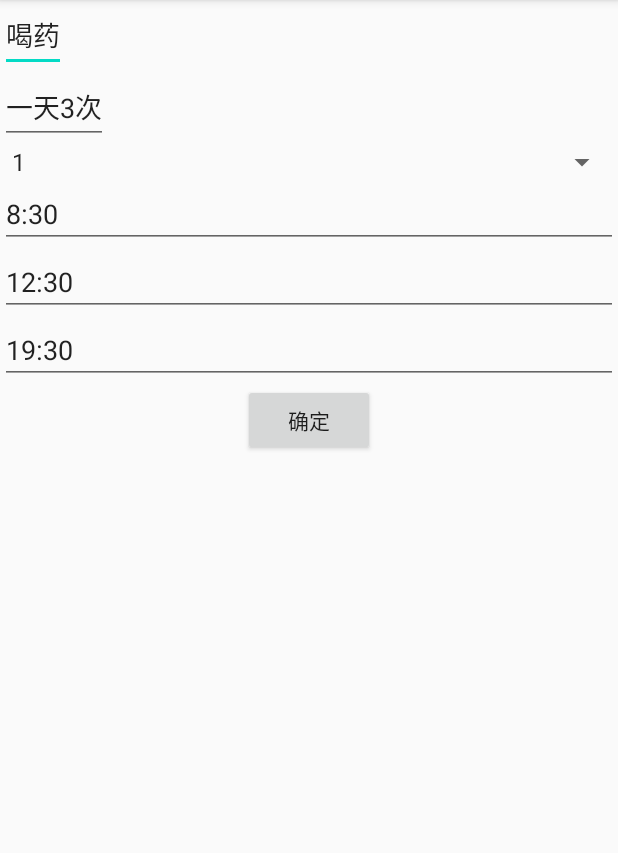
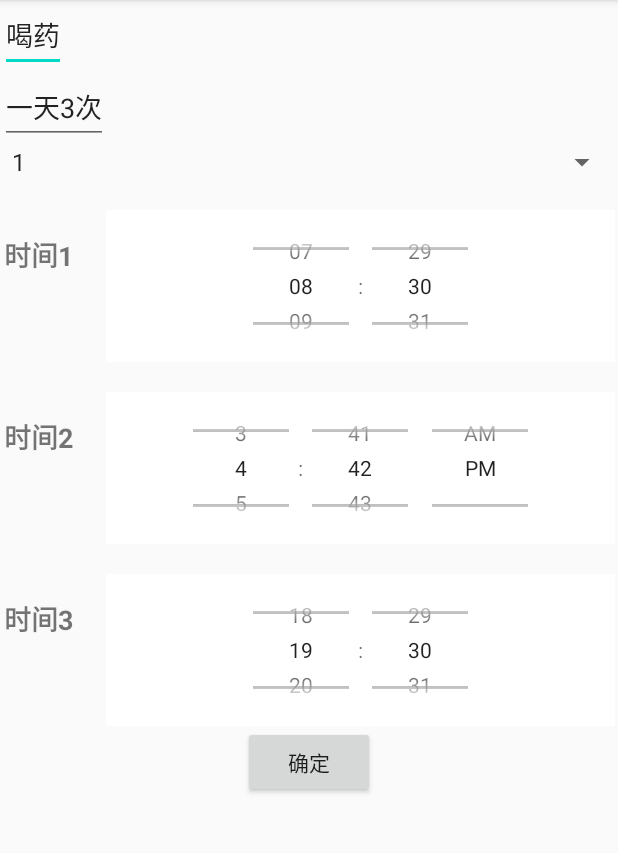
Before and after one commit to Xiangfeidetangyuan/MedicineAssistant, an Android app: the SetInform screen opened directly, with no data from a screen before it, on a phone screen of 412 x 824 dp, the part 84-937 px from its top. Run offline under Robolectric (Android 15) with nearby library versions, the phone set to English and light mode, and no system bars; 4 statements that could not run were skipped.

Commit message:
使用TimePicker展示时间

```diff
--- a/app/src/main/java/org/unboxing/medicineassistant/MedicineInform.java
+++ b/app/src/main/java/org/unboxing/medicineassistant/MedicineInform.java
@@ -13,8 +13,6 @@ import org.unboxing.medicineassistant.activity.ListAllActivity;
 
 
 public class MedicineInform extends AppCompatActivity {
-
-
 
 
     private static final String TAG = "ceshi";
--- a/app/src/main/java/org/unboxing/medicineassistant/SetInform.java
+++ b/app/src/main/java/org/unboxing/medicineassistant/SetInform.java
@@ -18,6 +18,7 @@ import android.widget.Button;
 import android.widget.EditText;
 import android.widget.Spinner;
 import android.widget.TextView;
+import android.widget.TimePicker;
 
 
 import org.unboxing.medicineassistant.DAO.InformDao;
@@ -36,6 +37,12 @@ public class SetInform extends AppCompatActivity {
     private InformDao informdao;
     private medicine medicinedemo;
     private String userName; //用户名
+    private TimePicker timePicker1;
+    private TimePicker timePicker2;
+    private TimePicker timePicker3;
+    private EditText informName;
+    private EditText informContext;
+    private Spinner spinner;
 
     @Override
     protected void onCreate(Bundle savedInstanceState) {
@@ -52,25 +59,36 @@ public class SetInform extends AppCompatActivity {
         medicinedemo = (medicine) getIntent().getSerializableExtra("Medicine");
 
         //获取实例
-        final EditText informName = (EditText) findViewById(R.id.infrom_name_textview);
-        final EditText informContext = (EditText) findViewById(R.id.infrom_context_textview);
-        final EditText timeedit1 = (EditText) findViewById(R.id.timeedit1);
-        final EditText timeedit2 = (EditText) findViewById(R.id.timeedit2);
-        final EditText timeedit3 = (EditText) findViewById(R.id.timeedit3);
-        final Spinner spinner = (Spinner) findViewById(R.id.spinner);
+        informName = (EditText) findViewById(R.id.infrom_name_textview);
+        informContext = (EditText) findViewById(R.id.infrom_context_textview);
+        spinner = (Spinner) findViewById(R.id.spinner);
+
+        timePicker1 = (TimePicker)findViewById(R.id.timepicker1);
+        timePicker2 = (TimePicker)findViewById(R.id.timepicker2);
+        timePicker3 = (TimePicker)findViewById(R.id.timepicker3);
+        timePicker1.setDescendantFocusability(TimePicker.FOCUS_BLOCK_DESCENDANTS);//设置点击事件不弹键盘
+        timePicker1.setHour(8);
+        timePicker1.setIs24HourView(true);
+        timePicker1.setMinute(30);
+
+
+        timePicker3.setIs24HourView(true);
+        timePicker3.setHour(19);
+        timePicker3.setMinute(30);
 
 
         informName.setText(medicinedemo.getName());
         informContext.setText(medicinedemo.getDescription() +" 一天"+ medicinedemo.getDose()+"次");
         spinner.setSelection(medicinedemo.getRepeation() - 1);
-        timeedit1.setText("8:30");
-        timeedit3.setText("19:30");
+
 
         switch (medicinedemo.getDose()) {
             case 2:
-                timeedit2.setVisibility(View.INVISIBLE);
+                timePicker2.setVisibility(View.INVISIBLE);
             case 3:
-                timeedit2.setText("12:30");
+                timePicker2.setIs24HourView(true);
+                timePicker2.setHour(12);
+                timePicker2.setMinute(30);
                 break;
             default:
                 break;
@@ -82,37 +100,34 @@ public class SetInform extends AppCompatActivity {
             @RequiresApi(api = Build.VERSION_CODES.M)
             public void onClick(View v) {
                 initClock();
-                Log.d(TAG, "重复" + (int)(spinner.getSelectedItemId() + 1) + "");
-                int hour1 = Integer.parseInt(timeedit1.getText().toString().substring(0, timeedit1.getText().toString().indexOf(":")));
-                int minute1 = Integer.parseInt(timeedit1.getText().toString().substring(timeedit1.getText().toString().indexOf(":") + 1));
-                long informid1=SetSure_inform(hour1, minute1,informName.getText().toString(),informContext.getText().toString(), ((int) spinner.getSelectedItemId()) + 1);
-                int hour3 = Integer.parseInt(timeedit3.getText().toString().substring(0, timeedit3.getText().toString().indexOf(":")));
-                int minute3 = Integer.parseInt(timeedit3.getText().toString().substring(timeedit3.getText().toString().indexOf(":") + 1));
+                Log.d(TAG, "重复" + (int)(spinner.getSelectedItemId() + 1) + "时间："+timePicker1.getHour()+ timePicker1.getMinute());
+
+                long informid1=SetSure_inform(timePicker1.getHour(), timePicker1.getMinute(),informName.getText().toString(),informContext.getText().toString(), ((int) spinner.getSelectedItemId()) + 1);
+
                 // status, int informid, String username, String content, int hour, int ,minute,title，begindate,enddate
                 Date begindate =new Date();
                 long begin = begindate.getTime();
                 Log.d(TAG, begindate.getDate()+":");
-                begindate.setHours(hour3);
-                begindate.setMinutes(minute3);
+                begindate.setHours(timePicker1.getHour());
+                begindate.setMinutes(timePicker1.getMinute());
                 begindate.setDate(begindate.getDate()+(int)(spinner.getSelectedItemId()+1));
                 long end = begindate.getTime();
                 Log.d(TAG, begindate.getDate()+":");
 
-                Inform inform1 = new Inform(1, informid1, userName, informContext.getText().toString(), hour1, minute1, informName.getText().toString(),begin,end);
+                Inform inform1 = new Inform(1, informid1, userName, informContext.getText().toString(), timePicker1.getHour(), timePicker1.getMinute(), informName.getText().toString(),begin,end);
 
-                Log.d(TAG, "--" + hour1 + "--" + minute1 + "--" + hour3 + "--" + minute3);
+
                 Log.d(TAG,inform1.getTitle()+";"+inform1.getContent());
                 informdao.addInform(inform1);
 
-                long informid3=SetSure_inform(hour3, minute3,informName.getText().toString(),informContext.getText().toString(), ((int) spinner.getSelectedItemId()) + 1);
-                Inform inform3 = new Inform(1, informid3, userName, informContext.getText().toString(), hour3, minute3, informName.getText().toString(),begin,end);
+                long informid3=SetSure_inform(timePicker3.getHour(), timePicker3.getMinute(),informName.getText().toString(),informContext.getText().toString(), ((int) spinner.getSelectedItemId()) + 1);
+                Inform inform3 = new Inform(1, informid3, userName, informContext.getText().toString(), timePicker3.getHour(), timePicker3.getMinute(), informName.getText().toString(),begin,end);
                 informdao.addInform(inform3);
 
                 if (medicinedemo.getDose() == 3) {
-                    int hour2 = Integer.parseInt(timeedit2.getText().toString().substring(0, timeedit2.getText().toString().indexOf(":")));
-                    int minute2 = Integer.parseInt(timeedit2.getText().toString().substring(timeedit2.getText().toString().indexOf(":") + 1));
-                    long informid2=SetSure_inform(hour2, minute2,informName.getText().toString(),informContext.getText().toString(), ((int) spinner.getSelectedItemId()) + 1);
-                    Inform inform2 = new Inform(1, informid2, userName, informContext.getText().toString(), hour2, minute2, informName.getText().toString(),begin,end);
+
+                    long informid2=SetSure_inform(timePicker2.getHour(), timePicker2.getMinute(),informName.getText().toString(),informContext.getText().toString(), ((int) spinner.getSelectedItemId()) + 1);
+                    Inform inform2 = new Inform(1, informid2, userName, informContext.getText().toString(), timePicker2.getHour(), timePicker2.getMinute(), informName.getText().toString(),begin,end);
                     informdao.addInform(inform2);
                 }
                 finish();
--- a/app/src/main/res/layout/activity_set_inform.xml
+++ b/app/src/main/res/layout/activity_set_inform.xml
@@ -30,33 +30,98 @@
         android:layout_height="wrap_content"
         android:entries="@array/repeation"/>
 
-    <EditText
-        android:id="@+id/timeedit1"
+    <RelativeLayout
         android:layout_width="match_parent"
         android:layout_height="wrap_content"
-        android:inputType="time"
-        android:text="8:30"
+        android:layout_marginTop="20dp">
+
+        <TextView
+            android:layout_width="70dp"
+            android:layout_height="60dp"
+            android:layout_alignParentStart="true"
+            android:layout_marginStart="-9dp"
+            android:gravity="center"
+            android:text="时间1"
+            android:textSize="18sp"
+            android:textStyle="bold" />
+
+        <TimePicker
+            android:id="@+id/timepicker1"
+            android:layout_width="339dp"
+            android:layout_height="101dp"
+            android:layout_alignParentEnd="true"
+            android:layout_marginEnd="2dp"
+            android:layout_weight="1"
+            android:background="#ffffff"
+            android:scaleX="1"
+            android:scaleY="1"
+            android:timePickerMode="spinner" />
         />
+    </RelativeLayout>
 
-    <EditText
-        android:id="@+id/timeedit2"
+    <RelativeLayout
         android:layout_width="match_parent"
         android:layout_height="wrap_content"
-        android:inputType="time"
-        android:text="12:30"/>
+        android:layout_marginTop="20dp"
+        >
 
-    <EditText
-        android:id="@+id/timeedit3"
+        <TextView
+            android:layout_width="70dp"
+            android:layout_height="60dp"
+            android:layout_alignParentStart="true"
+            android:layout_marginStart="-9dp"
+            android:gravity="center"
+            android:text="时间2"
+            android:textSize="18sp"
+            android:textStyle="bold" />
+
+        <TimePicker
+            android:id="@+id/timepicker2"
+            android:layout_width="339dp"
+            android:layout_height="101dp"
+            android:layout_alignParentEnd="true"
+            android:layout_marginEnd="2dp"
+            android:layout_weight="1"
+            android:background="#ffffff"
+            android:scaleX="1"
+            android:scaleY="1"
+            android:timePickerMode="spinner" />
+    </RelativeLayout>
+
+    <RelativeLayout
         android:layout_width="match_parent"
         android:layout_height="wrap_content"
-        android:inputType="time"
-        android:text="19:30"/>
+        android:layout_marginTop="20dp">
+
+        <TextView
+            android:layout_width="70dp"
+            android:layout_height="60dp"
+            android:layout_alignParentStart="true"
+            android:layout_marginStart="-9dp"
+            android:gravity="center"
+            android:text="时间3"
+            android:textSize="18sp"
+            android:textStyle="bold" />
+
+        <TimePicker
+            android:id="@+id/timepicker3"
+            android:layout_width="339dp"
+            android:layout_height="101dp"
+            android:layout_alignParentEnd="true"
+            android:layout_marginEnd="2dp"
+            android:layout_weight="1"
+            android:background="#ffffff"
+            android:scaleX="1"
+            android:scaleY="1"
+            android:timePickerMode="spinner" />
+    </RelativeLayout>
 
     <Button
         android:id="@+id/setInfrombutton"
         android:layout_width="wrap_content"
         android:layout_height="wrap_content"
         android:layout_gravity="center_horizontal"
+
         android:text="确定" />
 
 
```
Also changed, not shown: app/src/main/java/org/unboxing/medicineassistant/InformAdapter.java (+9 -3 lines), app/src/main/java/org/unboxing/medicineassistant/editinform.java (+19 -9 lines), app/src/main/res/layout/activity_editinform.xml (+27 -5 lines), app/src/main/res/layout/inform_item.xml (+24 -4 lines).
